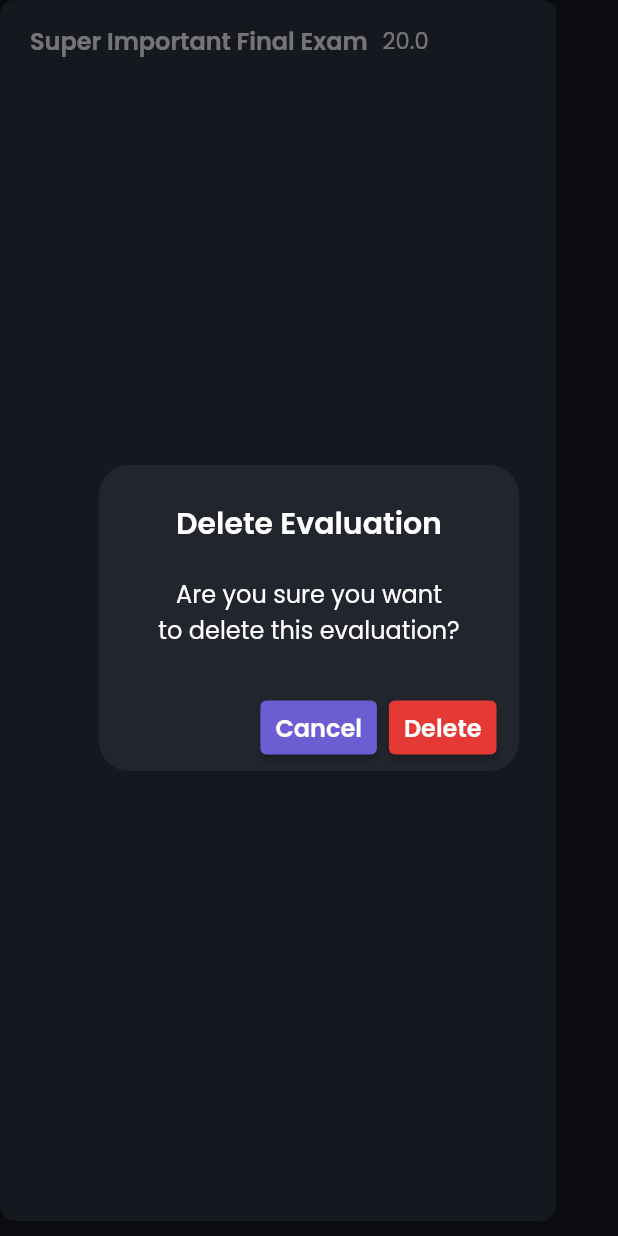
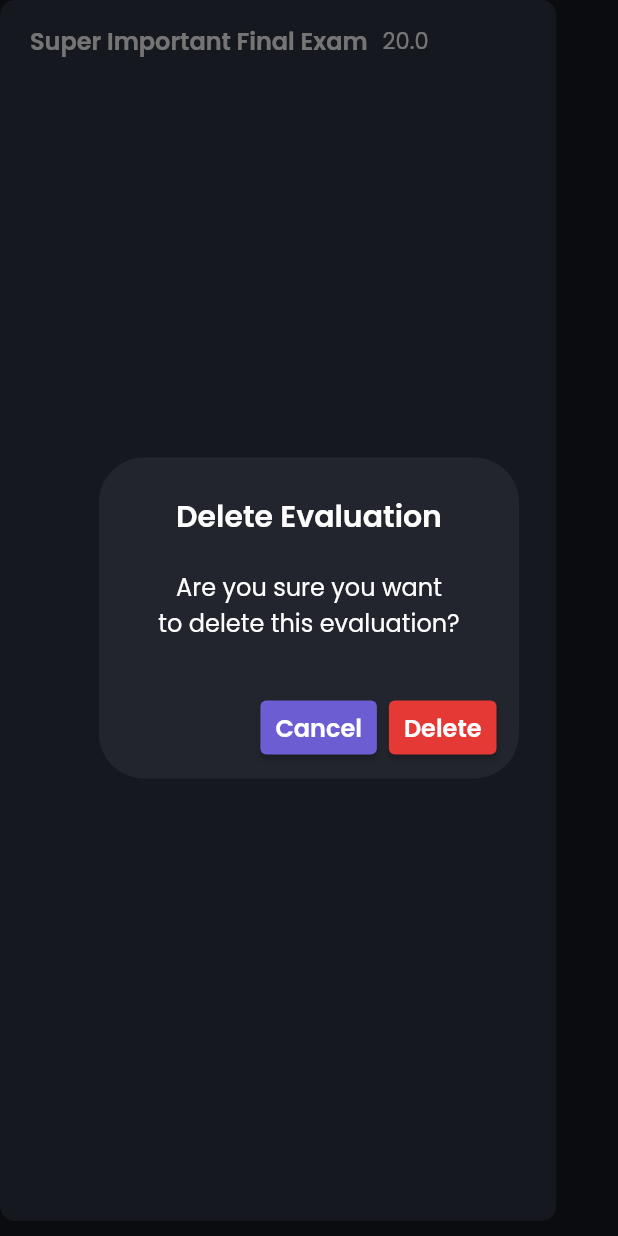
Before and after one commit to DreFlo/lgp-2223-sc1, a Flutter app: the EvaluationBar widget shown alone on an empty page, opened directly with sample values from the repository, after a tap on the "close" icon, on a phone screen of 412 x 824 dp. Run offline on Flutter 3.47's test engine with Material 2 defaults, Android fonts, the phone set to English and light mode, and no system bars; our stand-ins replace calendar_view, carousel_slider, floor, flutter_local_notifications, flutter_native_timezone, flutter_svg and 8 more; missing offline and left inert: books_finder, emojis, flutter_picker, notification_permissions, tmdb_api; accounts and stored records are empty; generated files the repository leaves out were written again.

Commit message:
Standardizing modals (11)

```diff
--- a/src/lib/widgets/tasks/evaluation_bar.dart
+++ b/src/lib/widgets/tasks/evaluation_bar.dart
@@ -110,6 +110,7 @@ class _EvaluationBarState extends State<EvaluationBar> {
     );
 
     AlertDialog alert = AlertDialog(
+      elevation: 0,
       title: Text(AppLocalizations.of(context).delete_evaluation,
           style: const TextStyle(
               color: Colors.white, fontSize: 20, fontWeight: FontWeight.w600),
@@ -118,10 +119,10 @@ class _EvaluationBarState extends State<EvaluationBar> {
           style: const TextStyle(
               color: Colors.white, fontSize: 16, fontWeight: FontWeight.normal),
           textAlign: TextAlign.center),
-      actionsPadding: const EdgeInsets.symmetric(horizontal: 15, vertical: 5),
+      actionsPadding: const EdgeInsets.symmetric(horizontal: 15, vertical: 10),
       shadowColor: Colors.transparent,
       shape: const RoundedRectangleBorder(
-          borderRadius: BorderRadius.all(Radius.circular(20.0))),
+          borderRadius: BorderRadius.all(Radius.circular(30.0))),
       actions: [
         cancelButton,
         deleteButton,
@@ -139,6 +140,7 @@ class _EvaluationBarState extends State<EvaluationBar> {
 
   showEvaluationForm(BuildContext context) {
     AlertDialog alert = AlertDialog(
+      elevation: 0,
       title: Text(AppLocalizations.of(context).add_evaluation,
           style: const TextStyle(
               color: Colors.white, fontSize: 20, fontWeight: FontWeight.w600),
@@ -148,6 +150,8 @@ class _EvaluationBarState extends State<EvaluationBar> {
           subjectId: widget.subjectId,
           evaluation: widget.evaluation,
           callback: widget.updateCallback),
+      shape: const RoundedRectangleBorder(
+          borderRadius: BorderRadius.all(Radius.circular(30.0))),
     );
 
     showDialog(
```
